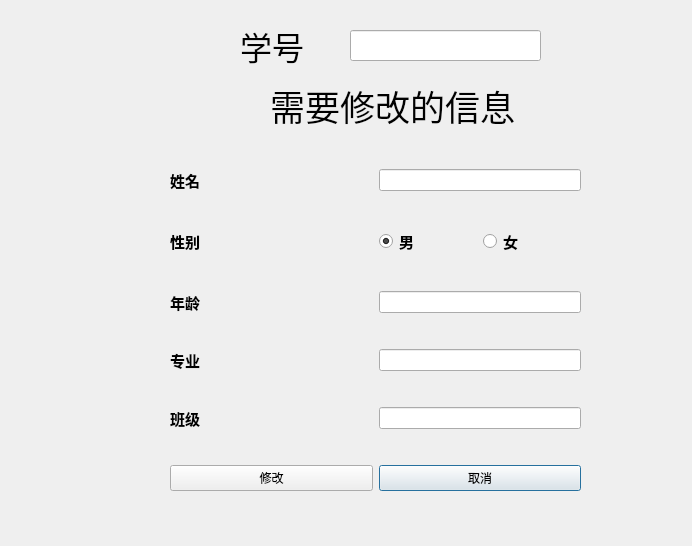
The window that st_mge/change_stu.ui (ALBION23/Student_Manage) describes before a commit, drawn with Qt 5.
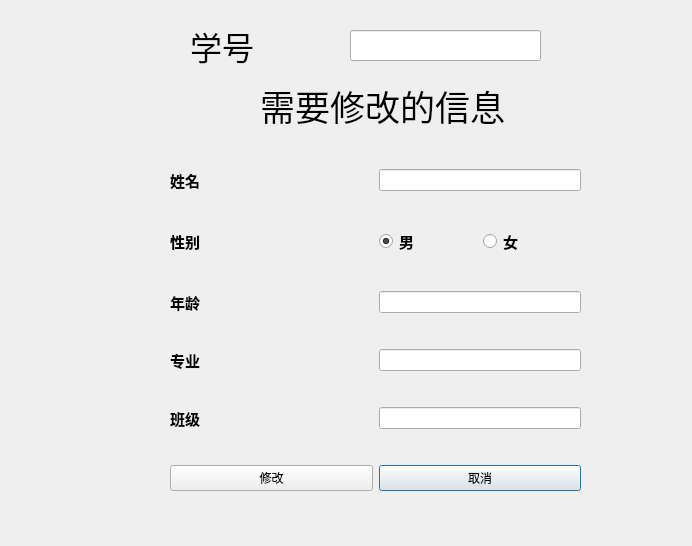
The same window after the commit.

The edit to the form file:
```diff
--- a/st_mge/change_stu.ui
+++ b/st_mge/change_stu.ui
@@ -47,7 +47,7 @@
    <widget class="QLabel" name="label">
     <property name="geometry">
      <rect>
-      <x>50</x>
+      <x>0</x>
       <y>0</y>
       <width>81</width>
       <height>71</height>
@@ -242,7 +242,7 @@
   <widget class="QLabel" name="label_7">
    <property name="geometry">
     <rect>
-     <x>270</x>
+     <x>260</x>
      <y>70</y>
      <width>271</width>
      <height>71</height>
```
